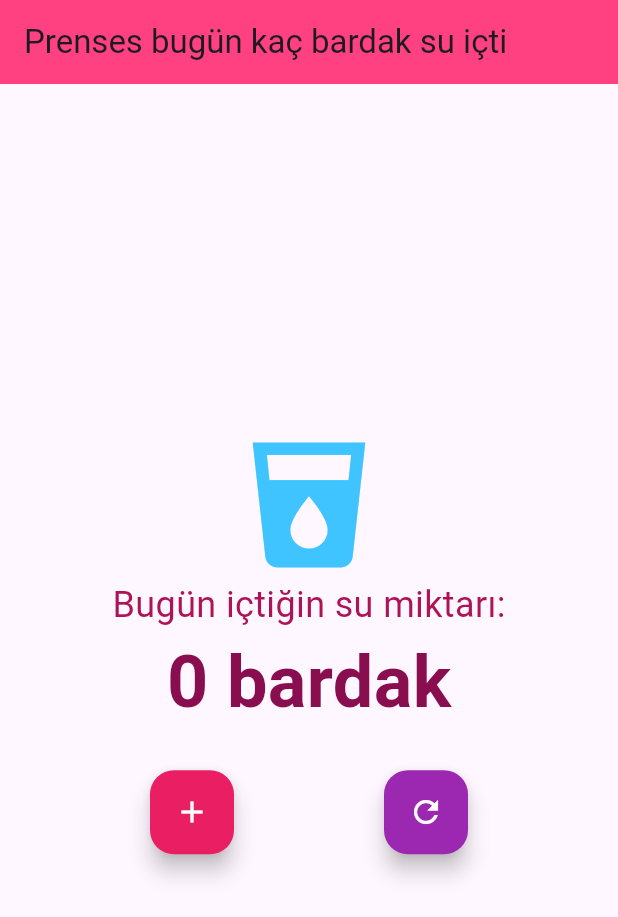
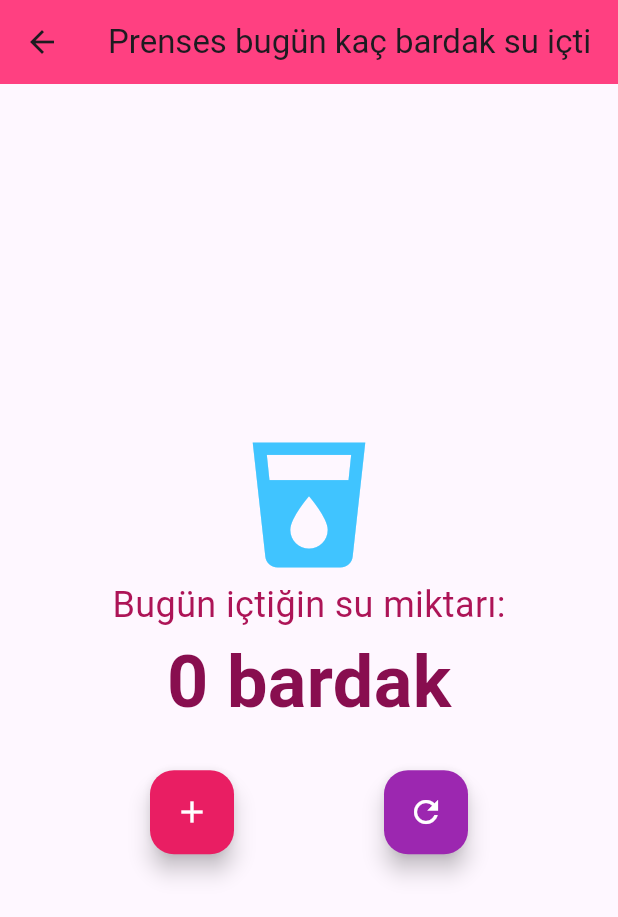
Before and after one commit to mexrve/princessapplication, a Flutter app: the WaterTrackerPage screen opened directly, on a phone screen of 412 x 824 dp. Shown: the top 917 px of the screen. Run offline on Flutter 3.47's test engine with Material 3 defaults, Android fonts, the light colour scheme and no system bars; our stand-ins replace pedometer, shared_preferences, table_calendar; missing offline and left inert: prencess_app; accounts and stored records are empty.

Commit message:
Update water_tracker.dart

```diff
--- a/lib/water_tracker.dart
+++ b/lib/water_tracker.dart
@@ -1,4 +1,6 @@
 import 'package:flutter/material.dart';
+
+import 'main.dart';
 
 class WaterTracker extends StatelessWidget {
   @override
@@ -41,6 +43,12 @@ class _WaterTrackerPageState extends State<WaterTrackerPage> {
       appBar: AppBar(
         title: Text('Prenses bugün kaç bardak su içti'),
         backgroundColor: Colors.pinkAccent,
+        leading: IconButton(
+          icon: Icon(Icons.arrow_back),
+          onPressed: (){
+            Navigator.push(context, MaterialPageRoute(builder: (context) => CategoriesPage()));
+          },
+        ),
       ),
       body: Center(
         child: Column(
```
